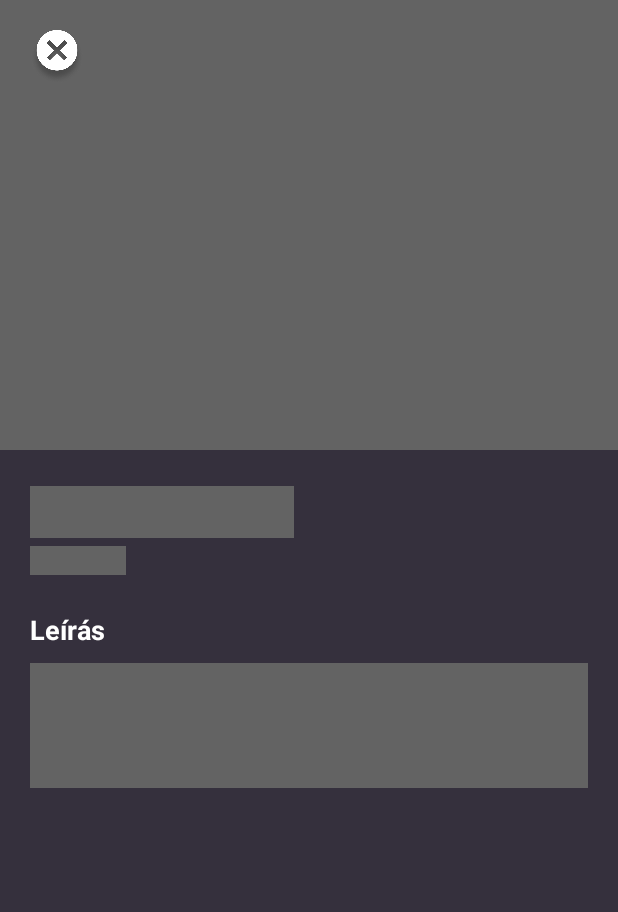
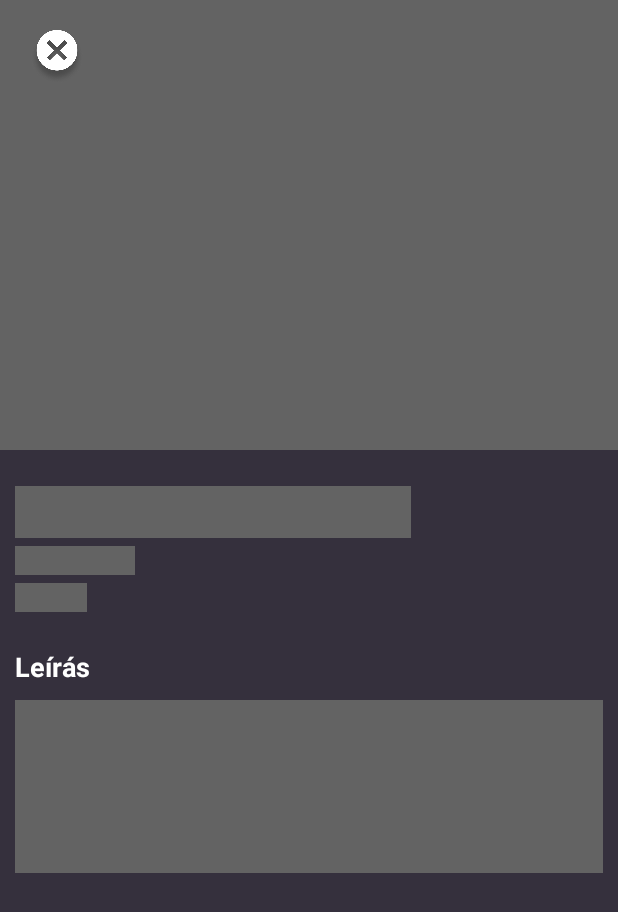
Before and after one commit to vtimea/mozie-android, an Android app: the DetailLoadingFragment screen opened directly, with no data from a screen before it, on a phone screen of 412 x 824 dp. Shown: the top 912 px of the screen. Run offline under Robolectric (Android 15) with nearby library versions, the phone set to English and light mode, and no system bars; our stand-ins replace Dagger/Hilt's generated code, Picasso, RxJava, Shimmer; libraries missing offline, so code that uses them is left out: androidx.hilt.lifecycle; network calls fail; pictures from the network do not load.

Commit message:
Layout loading improvements

```diff
--- a/app/src/main/java/com/mozie/ui/details/DetailLoadingFragment.kt
+++ b/app/src/main/java/com/mozie/ui/details/DetailLoadingFragment.kt
@@ -5,20 +5,28 @@ import android.view.LayoutInflater
 import android.view.View
 import android.view.ViewGroup
 import androidx.fragment.app.Fragment
-import com.facebook.shimmer.ShimmerFrameLayout
-import com.mozie.R
+import com.mozie.databinding.FragmentMovieDetailsShimmerBinding
 
 class DetailLoadingFragment : Fragment() {
+    private lateinit var binding: FragmentMovieDetailsShimmerBinding
     override fun onCreateView(
         inflater: LayoutInflater,
         container: ViewGroup?,
         savedInstanceState: Bundle?
     ): View? {
-        return inflater.inflate(R.layout.fragment_movie_details_shimmer, container, false)
+        binding = FragmentMovieDetailsShimmerBinding.inflate(inflater, container, false)
+        return binding.root
     }
 
     override fun onViewCreated(view: View, savedInstanceState: Bundle?) {
         super.onViewCreated(view, savedInstanceState)
-        view.findViewById<ShimmerFrameLayout>(R.id.shimmerLayout).startShimmerAnimation()
+        initViews()
+    }
+
+    private fun initViews() {
+        binding.btnClose.setOnClickListener {
+            requireActivity().onBackPressed()
+        }
+        binding.shimmerLayout.startShimmerAnimation()
     }
 }
--- a/app/src/main/java/com/mozie/ui/tabMovies/MoviesFragment.kt
+++ b/app/src/main/java/com/mozie/ui/tabMovies/MoviesFragment.kt
@@ -42,7 +42,14 @@ class MoviesFragment : Fragment(), ItemClickListener<FeaturedMovie> {
         super.onViewCreated(view, savedInstanceState)
         initViews()
         initObservers()
-        viewModel.getMovies()
+        loadMovies()
+    }
+
+    override fun onResume() {
+        super.onResume()
+        if (viewModel.moviesNow.value.isNullOrEmpty()) {
+            loadMovies()
+        }
     }
 
     private fun shimmer(play: Boolean, layout: ShimmerFrameLayout) {
@@ -61,12 +68,9 @@ class MoviesFragment : Fragment(), ItemClickListener<FeaturedMovie> {
         binding.rvSoon.layoutManager =
             LinearLayoutManager(context, LinearLayoutManager.HORIZONTAL, false)
         binding.rvNow.layoutManager = GridLayoutManager(context, 2)
-        shimmer(true, binding.shimmerRecommended)
-        shimmer(true, binding.shimmerSoon)
-        shimmer(true, binding.shimmerNow)
 
         binding.swipeRefresh.setOnRefreshListener {
-            viewModel.getMovies()
+            loadMovies()
         }
     }
 
@@ -124,4 +128,13 @@ class MoviesFragment : Fragment(), ItemClickListener<FeaturedMovie> {
             requireActivity().overridePendingTransition(R.anim.slide_up, R.anim.no_change)
         }
     }
+
+    private fun loadMovies() {
+        if (viewModel.moviesNow.value.isNullOrEmpty()) {
+            shimmer(true, binding.shimmerRecommended)
+            shimmer(true, binding.shimmerSoon)
+            shimmer(true, binding.shimmerNow)
+        }
+        viewModel.getMovies()
+    }
 }
--- a/app/src/main/res/layout/fragment_movie_details_shimmer.xml
+++ b/app/src/main/res/layout/fragment_movie_details_shimmer.xml
@@ -29,10 +29,10 @@
                     android:id="@+id/tvTitle"
                     android:layout_width="wrap_content"
                     android:layout_height="wrap_content"
-                    android:layout_marginStart="@dimen/margin_medium"
+                    android:layout_marginStart="@dimen/margin_small"
                     android:layout_marginTop="@dimen/margin_large"
                     android:background="@color/colorShimmer"
-                    android:ems="6"
+                    android:ems="9"
                     android:textSize="@dimen/text_size_large"
                     android:textStyle="bold"
                     app:layout_constraintStart_toStartOf="parent"
@@ -42,35 +42,48 @@
                     android:id="@+id/tvGenre"
                     android:layout_width="wrap_content"
                     android:layout_height="wrap_content"
-                    android:layout_marginStart="@dimen/margin_medium"
+                    android:layout_marginStart="@dimen/margin_small"
                     android:layout_marginTop="@dimen/tablayout_elevation"
                     android:background="@color/colorShimmer"
-                    android:ems="4"
+                    android:ems="5"
                     android:textColor="@color/colorTextSecondary"
                     android:textSize="@dimen/text_size_small"
                     app:layout_constraintStart_toStartOf="parent"
                     app:layout_constraintTop_toBottomOf="@id/tvTitle" />
 
                 <TextView
+                    android:id="@+id/tvLength"
+                    android:layout_width="wrap_content"
+                    android:layout_height="wrap_content"
+                    android:layout_marginStart="@dimen/margin_small"
+                    android:layout_marginTop="@dimen/tablayout_elevation"
+                    android:layout_marginEnd="@dimen/margin_small"
+                    android:background="@color/colorShimmer"
+                    android:ems="3"
+                    android:textColor="@color/colorTextSecondary"
+                    app:layout_constraintStart_toStartOf="parent"
+                    app:layout_constraintTop_toBottomOf="@id/tvGenre" />
+
+                <TextView
                     android:id="@+id/tvDescriptionTitle"
                     android:layout_width="wrap_content"
                     android:layout_height="wrap_content"
-                    android:layout_marginStart="@dimen/margin_medium"
+                    android:layout_marginStart="@dimen/margin_small"
                     android:layout_marginTop="@dimen/margin_large"
                     android:text="@string/title_description"
                     android:textSize="@dimen/text_size_medium"
                     android:textStyle="bold"
                     app:layout_constraintStart_toStartOf="parent"
-                    app:layout_constraintTop_toBottomOf="@id/tvGenre" />
+                    app:layout_constraintTop_toBottomOf="@id/tvLength" />
 
                 <TextView
                     android:id="@+id/tvDescription"
                     android:layout_width="match_parent"
                     android:layout_height="wrap_content"
-                    android:layout_marginHorizontal="@dimen/margin_medium"
+                    android:layout_marginHorizontal="@dimen/margin_small"
                     android:layout_marginTop="@dimen/margin_small"
                     android:background="@color/colorShimmer"
-                    android:lines="5"
+                    android:lines="7"
                     app:layout_constraintTop_toBottomOf="@id/tvDescriptionTitle" />
 
                 <View
@@ -83,6 +96,7 @@
     </ScrollView>
 
     <androidx.appcompat.widget.Toolbar
+        android:id="@+id/toolbar"
         android:layout_width="match_parent"
         android:layout_height="wrap_content"
         android:layout_gravity="top"
@@ -92,6 +106,7 @@
         app:contentInsetStart="0dp">
 
         <androidx.constraintlayout.widget.ConstraintLayout
+            android:id="@+id/toolbarLayout"
             android:layout_width="match_parent"
             android:layout_height="?attr/actionBarSize"
             android:layout_marginHorizontal="@dimen/margin_medium"
```
